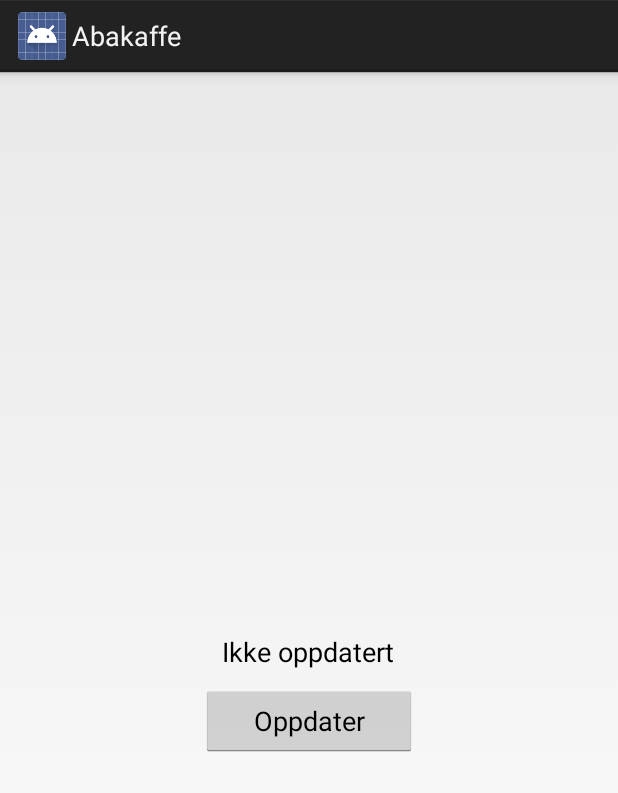
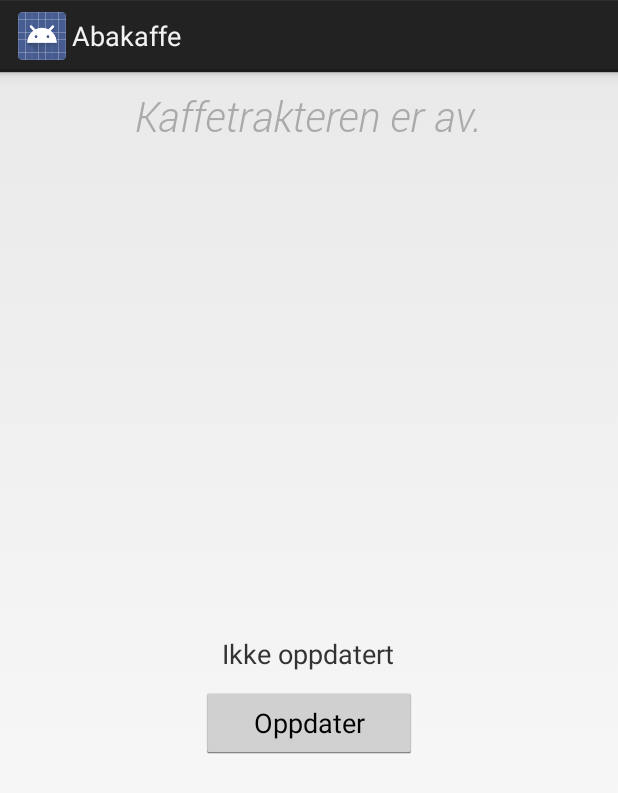
Before and after one commit to ftlno/abakaffe-android, an Android app: the screen it shows after launch (MainActivity), on a phone screen of 412 x 824 dp. Shown: the top 793 px of the screen. Run offline under Robolectric (Android 15) with nearby library versions, the phone set to English and light mode, and no system bars; 1 statement that could not run was skipped.

Commit message:
Layoutendringer.
Egen color.xml
La til Roboto-light
Satte default tekst for power.

```diff
--- a/src/main/java/no/ftl/abakaffe/AbakaffeFragment.java
+++ b/src/main/java/no/ftl/abakaffe/AbakaffeFragment.java
@@ -2,8 +2,10 @@ package no.ftl.abakaffe;
 
 import android.app.Fragment;
 import android.content.Context;
+import android.graphics.Typeface;
 import android.os.AsyncTask;
 import android.os.Bundle;
+import android.util.Log;
 import android.view.LayoutInflater;
 import android.view.View;
 import android.view.ViewGroup;
@@ -18,6 +20,8 @@ import org.json.JSONObject;
  */
 
 public class AbakaffeFragment extends Fragment {
+
+    private static final String TAG = "AbakaffeFragment";
 
     protected Context context;
     private Button updateButton;
@@ -50,10 +54,13 @@ public class AbakaffeFragment extends Fragment {
             }
         });
 
+        powerTextView.setTypeface(Typeface.createFromAsset(getActivity().getAssets(), "fonts/roboto-li.ttf"));
+
         return view;
     }
 
     private class UpdateStatusTask extends AsyncTask<Void, Object, JSONObject> {
+
 
         protected JSONObject doInBackground(final Void... params) {
 
@@ -75,6 +82,7 @@ public class AbakaffeFragment extends Fragment {
                     }
 
                     String last_start = result.getString("last_start");
+                    Log.d(TAG, last_start);
                     statusTextView.setText(Utilities.formatStatus(last_start));
                     toastText = "Oppdatert";
                 } catch (Exception e) {
--- a/src/main/res/layout/fragment_main.xml
+++ b/src/main/res/layout/fragment_main.xml
@@ -1,37 +1,40 @@
-<LinearLayout xmlns:android="http://schemas.android.com/apk/res/android"
+<RelativeLayout xmlns:android="http://schemas.android.com/apk/res/android"
                 xmlns:tools="http://schemas.android.com/tools"
                 android:layout_width="match_parent"
                 android:layout_height="match_parent"
-    android:orientation="vertical"
-    android:gravity="center_vertical"
-
                 tools:context=".MainActivity$AbakaffeFragment">
 
     <TextView
             android:layout_width="wrap_content"
             android:layout_height="wrap_content"
-        android:layout_gravity="center"
             android:padding="10dp"
             android:textAppearance="?android:attr/textAppearanceMedium"
             android:text="@string/power_placeholder"
-        android:id="@+id/power_textview" />
+            android:id="@+id/power_textview"
+            android:layout_alignParentTop="true"
+            android:layout_centerHorizontal="true"
+            android:textColor="@color/grey_light"
+            android:textSize="@dimen/text_large"/>
 
     <TextView
             android:layout_width="wrap_content"
             android:layout_height="wrap_content"
-        android:layout_gravity="center"
             android:padding="10dp"
             android:textAppearance="?android:attr/textAppearanceMedium"
             android:text="@string/status_placeholder"
-        android:id="@+id/status_textview" />
+            android:id="@+id/status_textview"
+            android:layout_centerVertical="true"
+            android:textColor="@color/black"
+            android:layout_centerHorizontal="true"/>
 
     <Button
             android:layout_width="144dp"
             android:layout_gravity="center"
             android:padding="10dp"
-
             android:layout_height="wrap_content"
             android:text="@string/update_button"
-        android:id="@+id/update_button" />
+            android:id="@+id/update_button"
+            android:layout_below="@+id/status_textview"
+            android:layout_centerHorizontal="true"/>
 
-</LinearLayout>
+</RelativeLayout>
--- /dev/null
+++ b/src/main/res/values/color.xml
@@ -0,0 +1,7 @@
+<resources>
+    <color name="black">#333333</color>
+    <color name="red">#e02000</color>
+    <color name="grey_light">#aaaaaa</color>
+    <color name="white">#f0f0f0</color>
+    <color name="grey_dark">#666666</color>
+</resources>
--- a/src/main/res/values/dimens.xml
+++ b/src/main/res/values/dimens.xml
@@ -3,4 +3,6 @@
     <dimen name="activity_horizontal_margin">16dp</dimen>
     <dimen name="activity_vertical_margin">16dp</dimen>
 
+    <dimen name="text_large">28dp</dimen>
+
 </resources>
--- a/src/main/res/values/strings.xml
+++ b/src/main/res/values/strings.xml
@@ -4,7 +4,7 @@
     <string name="app_name">Abakaffe</string>
     <string name="action_settings">Innstillinger</string>
     <string name="status_placeholder">Ikke oppdatert</string>
-    <string name="power_placeholder"></string>
+    <string name="power_placeholder">Kaffetrakteren er av.</string>
 
     <string name="power_on">Kaffetrakteren er på.</string>
     <string name="power_off">Kaffetrakteren er av.</string>
```
Also changed, not shown: src/main/java/no/ftl/abakaffe/Utilities.java (+1 -6 lines), src/main/assets/fonts/roboto-li.ttf (added). Lines whose indentation alone changed are shown as unchanged.
